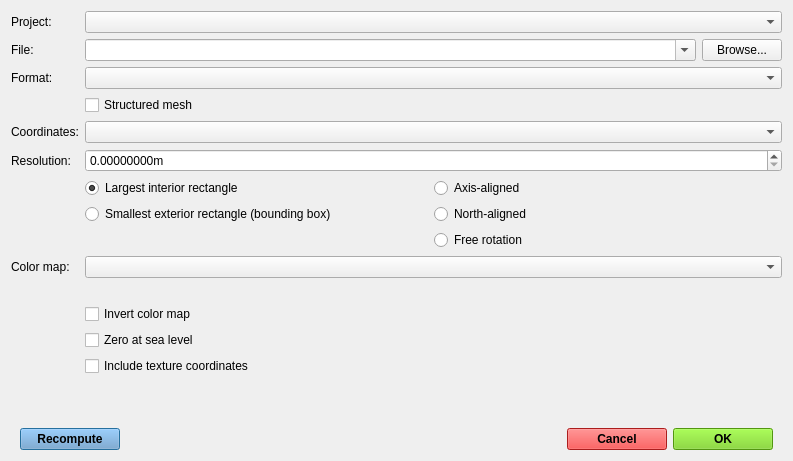
Old version of the form gui/exporter.ui in the repository SINTEF/Geomaker.
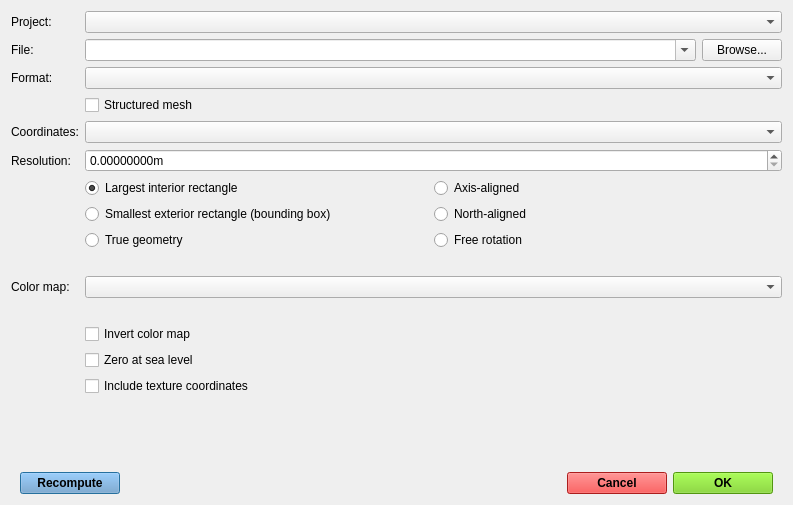
New version of the form. Icons and pictures are not drawn.

Commit message: Allow rectilinear output in formats that support true geometry

What changed in the file:
```diff
--- a/gui/exporter.ui
+++ b/gui/exporter.ui
@@ -7,7 +7,7 @@
     <x>0</x>
     <y>0</y>
     <width>793</width>
-    <height>461</height>
+    <height>505</height>
    </rect>
   </property>
   <property name="windowTitle">
@@ -265,6 +265,15 @@
                      </color>
                     </brush>
                    </colorrole>
+                   <colorrole role="PlaceholderText">
+                    <brush brushstyle="NoBrush">
+                     <color alpha="128">
+                      <red>0</red>
+                      <green>0</green>
+                      <blue>0</blue>
+                     </color>
+                    </brush>
+                   </colorrole>
                   </active>
                   <inactive>
                    <colorrole role="WindowText">
@@ -402,6 +411,15 @@
                      </color>
                     </brush>
                    </colorrole>
+                   <colorrole role="PlaceholderText">
+                    <brush brushstyle="NoBrush">
+                     <color alpha="128">
+                      <red>0</red>
+                      <green>0</green>
+                      <blue>0</blue>
+                     </color>
+                    </brush>
+                   </colorrole>
                   </inactive>
                   <disabled>
                    <colorrole role="WindowText">
@@ -539,6 +557,15 @@
                      </color>
                     </brush>
                    </colorrole>
+                   <colorrole role="PlaceholderText">
+                    <brush brushstyle="NoBrush">
+                     <color alpha="128">
+                      <red>0</red>
+                      <green>0</green>
+                      <blue>0</blue>
+                     </color>
+                    </brush>
+                   </colorrole>
                   </disabled>
                  </palette>
                 </property>
@@ -719,6 +746,15 @@
                      </color>
                     </brush>
                    </colorrole>
+                   <colorrole role="PlaceholderText">
+                    <brush brushstyle="NoBrush">
+                     <color alpha="128">
+                      <red>0</red>
+                      <green>0</green>
+                      <blue>0</blue>
+                     </color>
+                    </brush>
+                   </colorrole>
                   </active>
                   <inactive>
                    <colorrole role="WindowText">
@@ -856,6 +892,15 @@
                      </color>
                     </brush>
                    </colorrole>
+                   <colorrole role="PlaceholderText">
+                    <brush brushstyle="NoBrush">
+                     <color alpha="128">
+                      <red>0</red>
+                      <green>0</green>
+                      <blue>0</blue>
+                     </color>
+                    </brush>
+                   </colorrole>
                   </inactive>
                   <disabled>
                    <colorrole role="WindowText">
@@ -993,6 +1038,15 @@
                      </color>
                     </brush>
                    </colorrole>
+                   <colorrole role="PlaceholderText">
+                    <brush brushstyle="NoBrush">
+                     <color alpha="128">
+                      <red>0</red>
+                      <green>0</green>
+                      <blue>0</blue>
+                     </color>
+                    </brush>
+                   </colorrole>
                   </disabled>
                  </palette>
                 </property>
@@ -1170,6 +1224,15 @@
                      </color>
                     </brush>
                    </colorrole>
+                   <colorrole role="PlaceholderText">
+                    <brush brushstyle="NoBrush">
+                     <color alpha="128">
+                      <red>0</red>
+                      <green>0</green>
+                      <blue>0</blue>
+                     </color>
+                    </brush>
+                   </colorrole>
                   </active>
                   <inactive>
                    <colorrole role="WindowText">
@@ -1307,6 +1370,15 @@
                      </color>
                     </brush>
                    </colorrole>
+                   <colorrole role="PlaceholderText">
+                    <brush brushstyle="NoBrush">
+                     <color alpha="128">
+                      <red>0</red>
+                      <green>0</green>
+                      <blue>0</blue>
+                     </color>
+                    </brush>
+                   </colorrole>
                   </inactive>
                   <disabled>
                    <colorrole role="WindowText">
@@ -1444,6 +1516,15 @@
                      </color>
                     </brush>
                    </colorrole>
+                   <colorrole role="PlaceholderText">
+                    <brush brushstyle="NoBrush">
+                     <color alpha="128">
+                      <red>0</red>
+                      <green>0</green>
+                      <blue>0</blue>
+                     </color>
+                    </brush>
+                   </colorrole>
                   </disabled>
                  </palette>
                 </property>
@@ -1594,7 +1675,7 @@
                   <height>50</height>
                  </size>
                 </property>
-                <layout class="QVBoxLayout" name="verticalLayout_2">
+                <layout class="QVBoxLayout" name="verticalLayout_2" stretch="0,0,0,0">
                  <property name="spacing">
                   <number>6</number>
                  </property>
@@ -1631,6 +1712,9 @@
                    </property>
                   </widget>
                  </item>
+                 <item>
+                  <widget class="QWidget" name="widget_9" native="true"/>
+                 </item>
                 </layout>
                </widget>
               </item>
@@ -1675,6 +1759,13 @@
                    </property>
                   </widget>
                  </item>
+                 <item>
+                  <widget class="QRadioButton" name="true_geometry">
+                   <property name="text">
+                    <string>True geometry</string>
+                   </property>
+                  </widget>
+                 </item>
                  <item>
                   <widget class="QLabel" name="fitwarning">
                    <property name="sizePolicy">
```
The commit also changes 3 other files.
